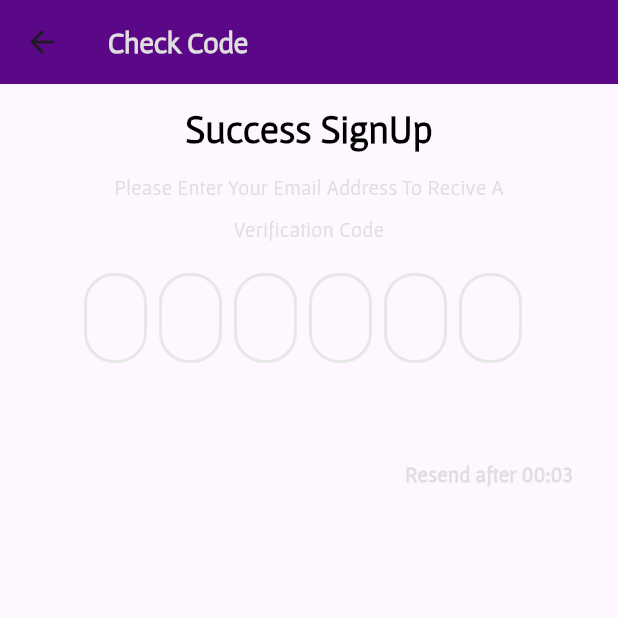
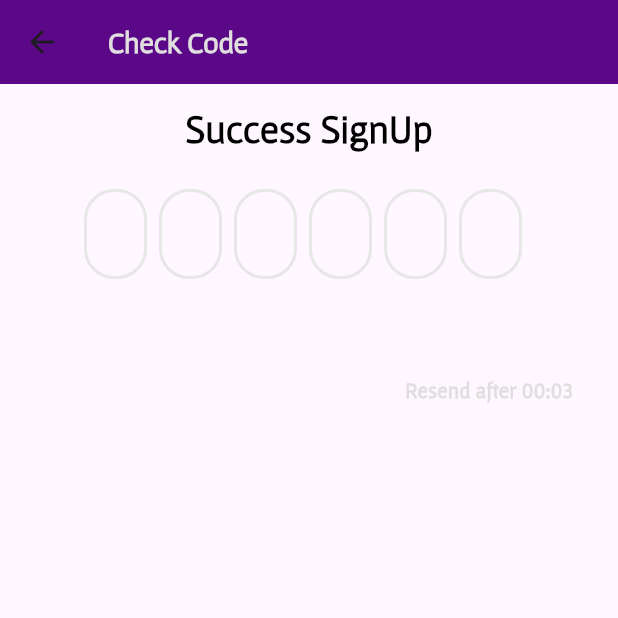
Before and after one commit to Nussaiba/joob, a Flutter app: the VerifyCodeRegister screen opened by its route, on a phone screen of 412 x 824 dp, the top half of it. Run offline on Flutter 3.47's test engine with Material 3 defaults, Android fonts, the phone set to English and light mode, and no system bars; drawn by our look-alikes of flutter_otp_text_field; our stand-ins replace dartz, get, get_storage, lottie; missing offline and left inert: custom_clippers; accounts and stored records are empty; statements that could not run were skipped; project files that could hold a hidden picture were left out.

Commit message:
some translation

```diff
--- a/lib/core/localization/translation.dart
+++ b/lib/core/localization/translation.dart
@@ -22,7 +22,8 @@ class MyTranslation extends Translations {
           "16": "نسيان كلمة المرور",
           "17": "ليس لديك حساب ؟",
           "18": "إنشاء حساب",
-          "19":  " إنشاء حساب باستخدام الإيميل وكلمة المرور أو المتابعة باستخدام  google",
+          "19":
+              " إنشاء حساب باستخدام الإيميل وكلمة المرور أو المتابعة باستخدام  google",
           "20": "أدخل اسم المستخدم",
           "21": "اسم المستخدم",
           "22": "لديك حساب مسبقاً ؟",
@@ -32,9 +33,28 @@ class MyTranslation extends Translations {
           "26": "الانتقال لتسجيل الدخول",
           "27": " رمز التحقق",
           "28": "تسجيل الدخول بنجاح",
-          "29": "أدخل البريد الإلكتروني من فضلك لاستقبال رمز التحقق",
-          "30": "",
-          "31": "",
+          "29": "الرجاء إدخال البريد الإلكتروني لاستقبال رمز التحقق",
+          "30": "إعادة الإرسال بعد",
+          "31" : "إعادة الإرسال الاّن" ,
+          "32": "التحقق من البريد الإلكتروني",
+          "33": "تحقق ",
+          "34": " رمز التحقق",
+          "35": " فحص الرمز",
+          "36": " الرجاء إدخال رمز التحقق المُرسل إلى",
+          "37": "إعادة تعيين كلمة المرور",
+          "38": " كلمة المرور الجديدة",
+          "39": " الرجاء إدخال كلمة المرور الجديدة",
+          "40": "أعد إدخال كلمة المرور",
+          "41": "حفظ",
+          "42": "تم تغيير كلمة المرور بنجاح",
+          "43": " ",
+          "44": " ",
+          "45": " ",
+          "46": " ",
+          "47": " ",
+          "48": " ",
+          "49": " ",
+          "50": " ",
         },
         "en": {
           "1": "Start to a Promising Career",
@@ -54,7 +74,7 @@ class MyTranslation extends Translations {
           "17": "Don't have an account ?",
           "18": "SignUp",
           "19": "Sign Up With Your Email And Password OR Continue With Google",
-          "20" : "Enter Your Username" ,
+          "20": "Enter Your Username",
           "21": "Username",
           "22": "have an accunt ?  ",
           "23": "Congratulations",
@@ -63,9 +83,28 @@ class MyTranslation extends Translations {
           "26": "Go To Login",
           "27": "Check Code",
           "28": "Success SignUp",
-          "29":  "Please Enter Your Email Address To Recive A Verification Code",
-          "30": "",
-          "31": "",
+          "29": "Please Enter Your Email Address To Recive A Verification Code",
+          "30": "Resend after",
+          "31": "Resend Now",
+          "32": "Check Email",
+          "33":"Check",
+          "34": 'Verification Code',
+          "35": "Check Code",
+          "36": "Please Enter The Digit Code Sent to",
+          "37": "ResetPassword",
+          "38": "New Password",
+          "39": "Please Enter new Password",
+          "40": "Re Enter Your Password",
+          "41": "save",
+          "42": "password changed successfully",
+          "43": " ",
+          "44": " ",
+          "45": " ",
+          "46": " ",
+          "47": " ",
+          "48": " ",
+          "49": " ",
+          "50": " ",
         }
       };
 }
--- a/lib/view/screen/auth/forgetpassword/forgetpassword.dart
+++ b/lib/view/screen/auth/forgetpassword/forgetpassword.dart
@@ -19,7 +19,7 @@ class ForgetPassword extends StatelessWidget {
           backgroundColor: AppColor.praimaryColor,
           elevation: 0.0,
           title: Text(
-            'Forget Password',
+            "16".tr,
             style: Theme.of(context)
                 .textTheme
                 .headline1!
@@ -35,15 +35,15 @@ class ForgetPassword extends StatelessWidget {
                     child: Form(
                       key: controller.formstate,
                       child: ListView(children: [
-                        const CustomTextTitleAuth(
-                          text: "Check Email",
+                         CustomTextTitleAuth(
+                          text: "32".tr,
                         ),
                         const SizedBox(
                           height: 10,
                         ),
-                        const CustomTextBodyAuth(
+                         CustomTextBodyAuth(
                             text:
-                                "Please Enter Your Email Address To Recive A Verification Code"),
+                                "29".tr),
                         const SizedBox(
                           height: 15,
                         ),
@@ -52,12 +52,12 @@ class ForgetPassword extends StatelessWidget {
                             return validInput(val!, 8, 50, "email");
                           },
                           mycontroller: controller.email,
-                          hinttext: "Enter Your Email",
-                          labeltext: "Email",
+                          hinttext: "12".tr,
+                          labeltext: "13".tr,
                           iconData: Icons.email_outlined,
                         ),
                         CustomButtomAuth(
-                            text: "Check",
+                            text: "33".tr,
                             onPressed: () {
                               controller.checkemail();
                               //   Get.offNamed(
--- a/lib/view/screen/auth/verifycode_register.dart
+++ b/lib/view/screen/auth/verifycode_register.dart
@@ -40,9 +40,9 @@ class VerifyCodeRegister extends StatelessWidget {
               const SizedBox(
                 height: 10,
               ),
-               CustomTextBodyAuth(
-                  text:
-                     "29".tr),
+              //  CustomTextBodyAuth(
+              //     text:
+              //        "29".tr),
               const SizedBox(
                 height: 15,
               ),
@@ -78,8 +78,8 @@ class VerifyCodeRegister extends StatelessWidget {
                           child: Text(
                             textAlign: TextAlign.end,
                             controller.remainingTime > 0
-                                ? 'Resend after ${controller.timerText}'
-                                : 'Resend Now',
+                                ? " ${"30".tr} ${controller.timerText}"
+                                : "31".tr,
                             style: TextStyle(
 
                                 color: controller.remainingTime > 0
--- a/lib/view/widget/onboarding/buttononboarding.dart
+++ b/lib/view/widget/onboarding/buttononboarding.dart
@@ -16,7 +16,7 @@ class CustomButtonOnBoarding extends GetView<OnBoardingControllerImp> {
         onHighlightChanged: controller.toggle,
         highlightColor: Colors.transparent,
         child: AnimatedContainer(
-          duration: Duration(microseconds: 100),
+          duration: const Duration(microseconds: 100),
           width: 110,
           height:  110,
           decoration: BoxDecoration(
@@ -35,7 +35,7 @@ class CustomButtonOnBoarding extends GetView<OnBoardingControllerImp> {
                  .withOpacity(0.1)
                 : AppColor.praimaryColor,
 
-            borderRadius: BorderRadius.all(Radius.circular(180)),
+            borderRadius: const BorderRadius.all(Radius.circular(180)),
 
             // topLeft: Radius.circular(100),
             // bottomLeft: Radius.circular(32),
--- a/lib/view/widget/onboarding/dotonboarding.dart
+++ b/lib/view/widget/onboarding/dotonboarding.dart
@@ -11,7 +11,7 @@ class CustomDotControllerOnBoarding extends StatelessWidget {
   Widget build(BuildContext context) {
     return GetBuilder<OnBoardingControllerImp>(
         builder: (controller) => Container(
-              margin: EdgeInsets.only(left: 40),
+              margin:const  EdgeInsets.only(left: 40),
               child: Row(
                 mainAxisAlignment: MainAxisAlignment.start,
                 children: [
--- a/pubspec.yaml
+++ b/pubspec.yaml
@@ -42,7 +42,9 @@ dependencies:
   lottie: ^2.7.0
   flutter_otp_text_field: ^1.1.1
   get_storage: ^2.1.1
-  image_picker: ^0.8.8
+  image_picker: ^0.8.7+4
+
+
 
 dev_dependencies:
   flutter_test:
```
Also changed, not shown: lib/view/screen/auth/forgetpassword/resetpassword.dart (+9 -9 lines), lib/view/screen/auth/forgetpassword/success_resetpassword.dart (+4 -4 lines), lib/view/screen/auth/forgetpassword/verfiycode.dart (+7 -17 lines).
